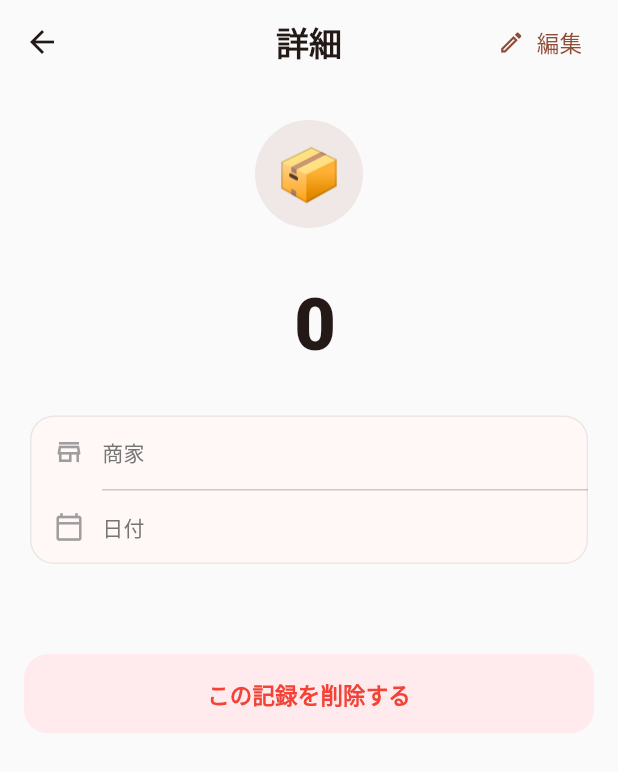
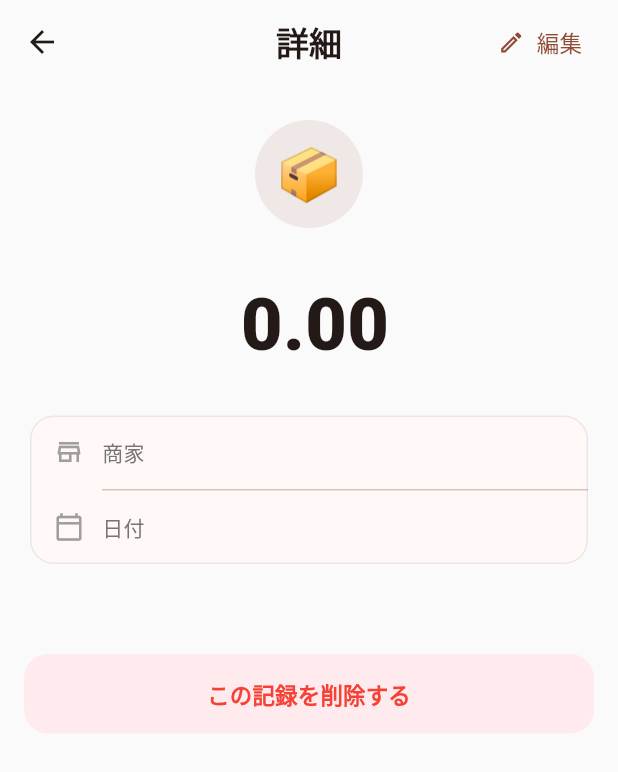
Before and after one commit to KaguyaTaketori/veeb, a Flutter app: the BillDetailScreen screen opened directly with empty values, on a phone screen of 412 x 824 dp. Shown: the top 772 px of the screen. Run offline on Flutter 3.47's test engine with Material 3 defaults, Android fonts, the phone set to English and light mode, and no system bars; our stand-ins replace dio, fl_chart, flutter_dotenv, flutter_riverpod, flutter_secure_storage, image_picker; accounts and stored records are empty.

Commit message:
feat: add bill source tracking and multi-currency support

```diff
--- a/lib/models/bill.dart
+++ b/lib/models/bill.dart
@@ -56,6 +56,7 @@ class Bill {
   final List<BillItem> items;
   final DateTime createdAt;
   final DateTime updatedAt;
+  final String source;
 
   Bill({
     required this.id,
@@ -94,7 +95,16 @@ class Bill {
             .toList(),
         createdAt: _parseTimestamp(json['created_at']),
         updatedAt: _parseTimestamp(json['updated_at']),
+        source: json['source'] as String? ?? 'app',
       );
+
+  String? get sourceLabel {
+    switch (source) {
+      case 'bot': return 'Bot';
+      case 'web': return 'Web';
+      default:    return null;
+    }
+  }
 
   static DateTime _parseTimestamp(dynamic raw) {
     if (raw == null) return DateTime.fromMillisecondsSinceEpoch(0);
--- a/lib/screens/bill_detail/bill_detail_screen.dart
+++ b/lib/screens/bill_detail/bill_detail_screen.dart
@@ -4,6 +4,7 @@ import 'package:flutter_riverpod/flutter_riverpod.dart';
 import '../../constants/categories.dart';
 import '../../models/bill.dart';
 import '../../providers/bills_provider.dart';
+import '../../utils/currency.dart';
 import '../../widgets/bill_item_row.dart';
 import '../add_edit_bill/add_edit_bill_screen.dart';
 
@@ -14,18 +15,18 @@ class BillDetailScreen extends ConsumerWidget {
 
   @override
   Widget build(BuildContext context, WidgetRef ref) {
-    final emoji = kCategoryEmoji[bill.category] ?? '📦';
-    final amount = kAmountFormat.format(bill.amount);
+    final emoji  = kCategoryEmoji[bill.category] ?? '📦';
+    final amount = formatAmount(bill.amount, bill.currency);
 
     return Scaffold(
-      backgroundColor: Colors.grey.shade50, // 统一的浅灰色背景
+      backgroundColor: Colors.grey.shade50,
       appBar: AppBar(
         backgroundColor: Colors.transparent,
         scrolledUnderElevation: 0,
-        title: const Text('詳細', style: TextStyle(fontWeight: FontWeight.bold)),
+        title:
+            const Text('詳細', style: TextStyle(fontWeight: FontWeight.bold)),
         centerTitle: true,
-        actions:[
-          // 仅保留编辑按钮在右上角，删除移到底部
+        actions: [
           TextButton.icon(
             onPressed: () async {
               final updated = await Navigator.push<bool>(
@@ -46,19 +47,17 @@ class BillDetailScreen extends ConsumerWidget {
       ),
       body: Center(
         child: ConstrainedBox(
-          constraints: const BoxConstraints(maxWidth: 680), // 宽屏保护
+          constraints: const BoxConstraints(maxWidth: 680),
           child: ListView(
-            padding: const EdgeInsets.symmetric(horizontal: 16, vertical: 24),
-            children:[
-              // 1. 顶部超大金额头部
+            padding:
+                const EdgeInsets.symmetric(horizontal: 16, vertical: 24),
+            children: [
               _buildAmountHeader(context, emoji, amount),
               const SizedBox(height: 32),
-
-              // 2. 基本信息卡片
               _buildInfoCard(context),
               const SizedBox(height: 24),
 
-              // 3. 凭证图片区块
+              // 凭证图片
               if (bill.hasReceipt) ...[
                 _buildSectionTitle('レシート・領収書画像'),
                 const SizedBox(height: 12),
@@ -66,7 +65,7 @@ class BillDetailScreen extends ConsumerWidget {
                 const SizedBox(height: 24),
               ],
 
-              // 4. 明细区块
+              // 明细
               if (bill.items.isNotEmpty) ...[
                 _buildSectionTitle('明細 (${bill.items.length}件)'),
                 const SizedBox(height: 12),
@@ -75,8 +74,6 @@ class BillDetailScreen extends ConsumerWidget {
               ],
 
               const SizedBox(height: 32),
-
-              // 5. 底部删除按钮 (危险操作下放)
               SizedBox(
                 width: double.infinity,
                 child: FilledButton.tonal(
@@ -85,17 +82,17 @@ class BillDetailScreen extends ConsumerWidget {
                     foregroundColor: Colors.red,
                     padding: const EdgeInsets.symmetric(vertical: 16),
                     shape: RoundedRectangleBorder(
-                      borderRadius: BorderRadius.circular(16),
-                    ),
+                        borderRadius: BorderRadius.circular(16)),
                   ),
                   onPressed: () => _confirmDelete(context, ref),
                   child: const Text(
                     'この記録を削除する',
-                    style: TextStyle(fontSize: 15, fontWeight: FontWeight.bold),
+                    style: TextStyle(
+                        fontSize: 15, fontWeight: FontWeight.bold),
                   ),
                 ),
               ),
-              const SizedBox(height: 48), // 底部留白
+              const SizedBox(height: 48),
             ],
           ),
         ),
@@ -103,24 +100,27 @@ class BillDetailScreen extends ConsumerWidget {
     );
   }
 
-  // ── 模块构建方法 ────────────────────────────────────────────────────────
+  // ── 顶部金额区域 ─────────────────────────────────────────────────────
 
-  Widget _buildAmountHeader(BuildContext context, String emoji, String amount) {
+  Widget _buildAmountHeader(
+      BuildContext context, String emoji, String amount) {
     return Column(
-      children:[
-        // 大号圆形 Emoji 容器
+      children: [
         Container(
           width: 72,
           height: 72,
           decoration: BoxDecoration(
-            color: Theme.of(context).colorScheme.primary.withOpacity(0.1),
+            color: Theme.of(context)
+                .colorScheme
+                .primary
+                .withOpacity(0.1),
             shape: BoxShape.circle,
           ),
           alignment: Alignment.center,
           child: Text(emoji, style: const TextStyle(fontSize: 36)),
         ),
         const SizedBox(height: 16),
-        // 分类名称
+        // 分类名
         Text(
           bill.category ?? '未分類',
           style: TextStyle(
@@ -129,11 +129,11 @@ class BillDetailScreen extends ConsumerWidget {
               fontWeight: FontWeight.w500),
         ),
         const SizedBox(height: 4),
-        // 超大金额显示
+        // 超大金额
         Row(
           mainAxisAlignment: MainAxisAlignment.center,
           crossAxisAlignment: CrossAxisAlignment.end,
-          children:[
+          children: [
             Text(
               bill.currency,
               style: TextStyle(
@@ -147,16 +147,34 @@ class BillDetailScreen extends ConsumerWidget {
               amount,
               style: TextStyle(
                 fontSize: 48,
-                fontWeight: FontWeight.w900, // 与其他页面的金额保持统一的极粗字重
+                fontWeight: FontWeight.w900,
                 height: 1.0,
                 color: Theme.of(context).colorScheme.onSurface,
               ),
             ),
           ],
         ),
+        // 来源标签（Bot 记录显示）
+        if (bill.sourceLabel != null) ...[
+          const SizedBox(height: 8),
+          Container(
+            padding:
+                const EdgeInsets.symmetric(horizontal: 10, vertical: 3),
+            decoration: BoxDecoration(
+              color: Colors.grey.shade200,
+              borderRadius: BorderRadius.circular(8),
+            ),
+            child: Text(
+              '${bill.sourceLabel!} から記録',
+              style: TextStyle(fontSize: 12, color: Colors.grey[600]),
+            ),
+          ),
+        ],
       ],
     );
   }
+
+  // ── 基本信息卡片 ─────────────────────────────────────────────────────
 
   Widget _buildInfoCard(BuildContext context) {
     return Card(
@@ -167,12 +185,13 @@ class BillDetailScreen extends ConsumerWidget {
         side: BorderSide(color: Colors.grey.withOpacity(0.2)),
       ),
       child: Column(
-        children:[
+        children: [
           _buildInfoRow(
             icon: Icons.store_outlined,
             label: '商家',
             value: bill.merchant ?? '未入力',
-            isValueFaded: bill.merchant == null || bill.merchant!.isEmpty,
+            isValueFaded:
+                bill.merchant == null || bill.merchant!.isEmpty,
           ),
           const Divider(height: 1, indent: 48),
           _buildInfoRow(
@@ -187,7 +206,7 @@ class BillDetailScreen extends ConsumerWidget {
               label: '備考',
               value: bill.description!,
             ),
-          ]
+          ],
         ],
       ),
     );
@@ -200,17 +219,19 @@ class BillDetailScreen extends ConsumerWidget {
     bool isValueFaded = false,
   }) {
     return Padding(
-      padding: const EdgeInsets.symmetric(horizontal: 16, vertical: 14),
+      padding:
+          const EdgeInsets.symmetric(horizontal: 16, vertical: 14),
       child: Row(
-        crossAxisAlignment: CrossAxisAlignment.start, // 兼容多行备注
-        children:[
+        crossAxisAlignment: CrossAxisAlignment.start,
+        children: [
           Icon(icon, size: 20, color: Colors.grey[500]),
           const SizedBox(width: 12),
           SizedBox(
             width: 70,
             child: Text(
               label,
-              style: TextStyle(color: Colors.grey[600], fontSize: 14),
+              style:
+                  TextStyle(color: Colors.grey[600], fontSize: 14),
             ),
           ),
           Expanded(
@@ -218,8 +239,12 @@ class BillDetailScreen extends ConsumerWidget {
               value,
               style: TextStyle(
                 fontSize: 15,
-                fontWeight: isValueFaded ? FontWeight.normal : FontWeight.w500,
-                color: isValueFaded ? Colors.grey[400] : Colors.black87,
+                fontWeight: isValueFaded
+                    ? FontWeight.normal
+                    : FontWeight.w500,
+                color: isValueFaded
+                    ? Colors.grey[400]
+                    : Colors.black87,
               ),
               textAlign: TextAlign.right,
             ),
@@ -235,12 +260,21 @@ class BillDetailScreen extends ConsumerWidget {
       child: Text(
         title,
         style: const TextStyle(
-            fontSize: 14, fontWeight: FontWeight.bold, color: Colors.black87),
+            fontSize: 14,
+            fontWeight: FontWeight.bold,
+            color: Colors.black87),
       ),
     );
   }
 
+  // ── 明细卡片 ─────────────────────────────────────────────────────────
+
   Widget _buildItemsCard(BuildContext context) {
+    // 明细合计（amount 已是 float）
+    final itemsTotal =
+        bill.items.fold(0.0, (sum, e) => sum + e.amount);
+    final itemsTotalStr = formatAmount(itemsTotal, bill.currency);
+
     return Card(
       elevation: 0,
       color: Theme.of(context).colorScheme.surface,
@@ -251,21 +285,22 @@ class BillDetailScreen extends ConsumerWidget {
       child: Padding(
         padding: const EdgeInsets.all(16),
         child: Column(
-          children:[
-            ...bill.items.map((item) => BillItemRow.fromModel(item)),
+          children: [
+            ...bill.items.map((item) => BillItemRow.fromModel(item, currency: bill.currency)),
             const Padding(
               padding: EdgeInsets.symmetric(vertical: 8),
               child: Divider(height: 1),
             ),
             Row(
               mainAxisAlignment: MainAxisAlignment.spaceBetween,
-              children:[
+              children: [
                 Text(
                   '明細合計',
-                  style: TextStyle(color: Colors.grey[600], fontSize: 13),
+                  style: TextStyle(
+                      color: Colors.grey[600], fontSize: 13),
                 ),
                 Text(
-                  '¥${kAmountFormat.format(bill.items.fold(0.0, (sum, e) => sum + e.amount))}',
+                  '${bill.currency} $itemsTotalStr',
                   style: const TextStyle(
                       fontWeight: FontWeight.bold, fontSize: 15),
                 ),
@@ -277,21 +312,24 @@ class BillDetailScreen extends ConsumerWidget {
     );
   }
 
-  Future<void> _confirmDelete(BuildContext context, WidgetRef ref) async {
+  // ── 删除确认 ─────────────────────────────────────────────────────────
+
+  Future<void> _confirmDelete(
+      BuildContext context, WidgetRef ref) async {
     final confirmed = await showDialog<bool>(
       context: context,
       builder: (ctx) => AlertDialog(
         title: const Text('削除確認'),
-        content: const Text('この記録を削除しますか？\nこの操作は元に戻せません。'),
-        actions:[
+        content:
+            const Text('この記録を削除しますか？\nこの操作は元に戻せません。'),
+        actions: [
           TextButton(
             onPressed: () => Navigator.pop(ctx, false),
             child: const Text('キャンセル'),
           ),
           FilledButton(
             style: FilledButton.styleFrom(
-              backgroundColor: Colors.red,
-            ),
+                backgroundColor: Colors.red),
             onPressed: () => Navigator.pop(ctx, true),
             child: const Text('削除する'),
           ),
@@ -308,7 +346,7 @@ class BillDetailScreen extends ConsumerWidget {
   }
 }
 
-// ── 凭证图片组件 ─────────────────────────────────────────────────────────
+// ── 凭证图片组件（不变）────────────────────────────────────────────────
 
 class _ReceiptImage extends StatelessWidget {
   final String url;
@@ -335,13 +373,16 @@ class _ReceiptImage extends StatelessWidget {
             decoration: BoxDecoration(
               color: Colors.grey.shade200,
               borderRadius: BorderRadius.circular(16),
-              border: Border.all(color: Colors.grey.withOpacity(0.3)),
+              border:
+                  Border.all(color: Colors.grey.withOpacity(0.3)),
             ),
             child: const Center(
-              child: Icon(Icons.broken_image, size: 40, color: Colors.grey),
+              child: Icon(Icons.broken_image,
+                  size: 40, color: Colors.grey),
             ),
           ),
-          loadingBuilder: (_, child, progress) => progress == null
+          loadingBuilder: (_, child, progress) =>
+              progress == null
                   ? child
                   : SizedBox(
                       height: 160,
@@ -360,7 +401,6 @@ class _ReceiptImage extends StatelessWidget {
   }
 }
 
-/// 全屏查看大图，支持双指缩放 (保持原样，无需大改)
 class _FullImageScreen extends StatelessWidget {
   final String url;
   const _FullImageScreen({required this.url});
--- /dev/null
+++ b/lib/utils/currency.dart
@@ -0,0 +1,10 @@
+import 'package:intl/intl.dart';
+
+const _noDecimalCurrencies = {'JPY', 'KRW', 'VND'};
+
+String formatAmount(double amount, String currency) {
+  if (_noDecimalCurrencies.contains(currency.toUpperCase())) {
+    return NumberFormat('#,###').format(amount.round());
+  }
+  return NumberFormat('#,##0.00').format(amount);
+}
```
Also changed, not shown: lib/widgets/bill_item_row.dart (+27 -12 lines), lib/widgets/bill_item_tile.dart (+65 -34 lines). Lines whose indentation alone changed are shown as unchanged.
